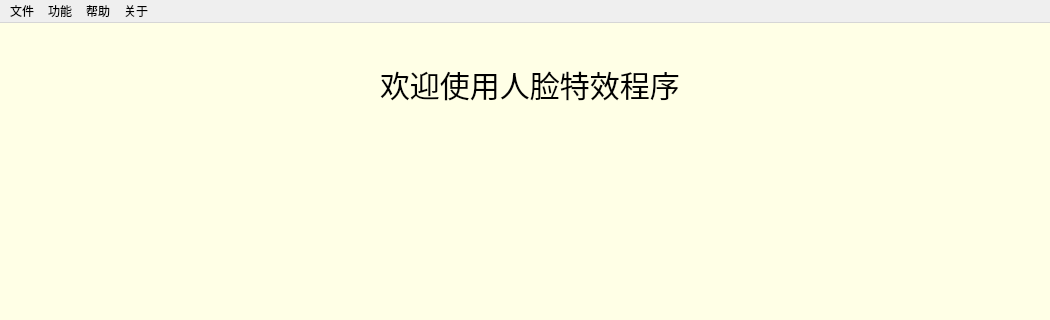
Qt form src/com.ce/final-test/load.ui (LuckKAnn/CameraEffects) before a commit; both pictures show x 0 to 1050 and y 0 to 320 of the 1050 by 648 pixel window.
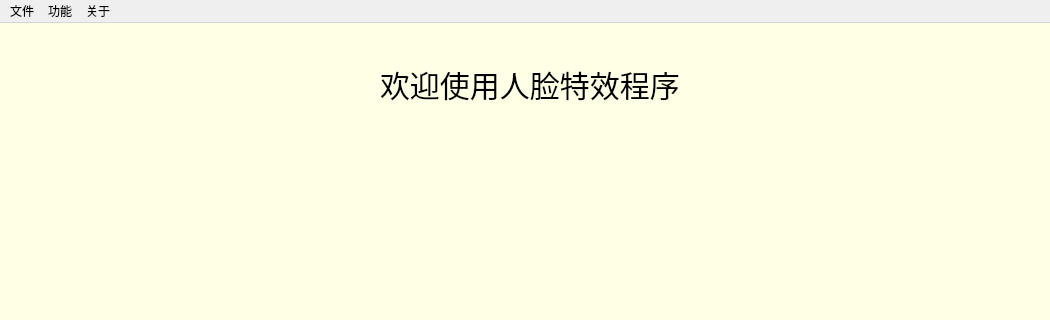
The same form after that commit. Icons and pictures are not drawn.

```diff
--- a/src/com.ce/final-test/load.ui
+++ b/src/com.ce/final-test/load.ui
@@ -249,16 +249,8 @@
     <addaction name="action_17"/>
     <addaction name="action_18"/>
    </widget>
-   <widget class="QMenu" name="menu_3">
-    <property name="title">
-     <string>帮助</string>
-    </property>
-    <addaction name="action_19"/>
-    <addaction name="action_20"/>
-   </widget>
    <addaction name="menu"/>
    <addaction name="menu_2"/>
-   <addaction name="menu_3"/>
    <addaction name="menu_5"/>
   </widget>
   <action name="action">
```
